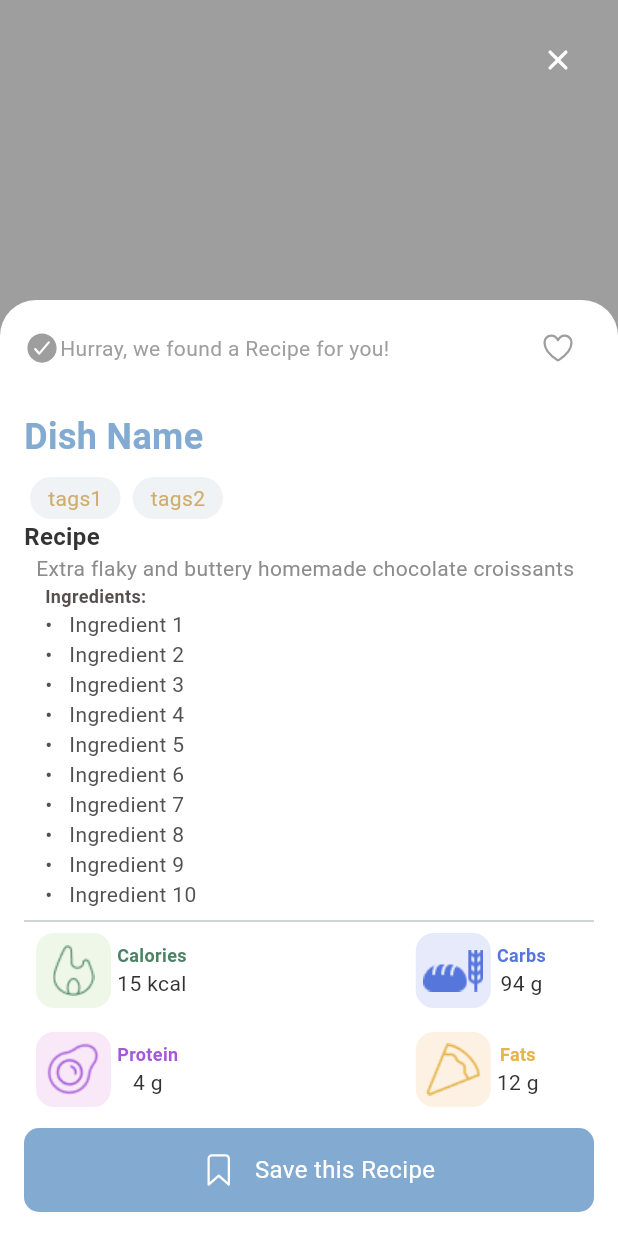
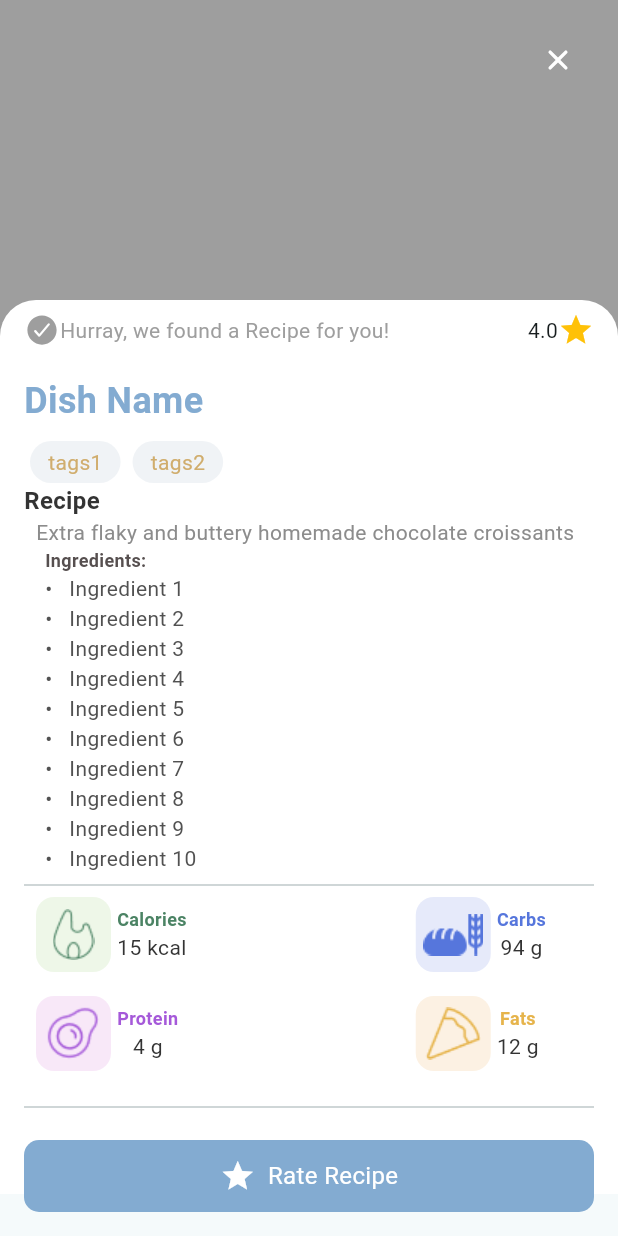
Before and after one commit to Crcs1225/Meal.io, a Flutter app: the screen it shows after launch, after a tap on "Italian", on a phone screen of 412 x 824 dp. Run offline on Flutter 3.47's test engine with Material 3 defaults, Android fonts, the phone set to English and light mode, and no system bars; our stand-ins replace camera, cloud_firestore, csv, firebase_core, flutter_rating_bar, image_picker and 2 more; accounts and stored records are empty.

Commit message:
fix some error and add screens

```diff
--- a/lib/main.dart
+++ b/lib/main.dart
@@ -1,12 +1,14 @@
 import 'package:flutter/material.dart';
 import 'package:meal_planner/other%20screens/results.dart';
-
 import 'nav screens/home.dart';
 import 'nav screens/nav.dart';
 import 'nav screens/profile.dart';
 import 'nav screens/scan.dart';
+import 'package:firebase_core/firebase_core.dart';
 
-void main() {
+Future<void> main() async {
+  WidgetsFlutterBinding.ensureInitialized();
+  await Firebase.initializeApp();
   runApp(const MyApp());
 }
 
--- a/lib/other screens/dish.dart
+++ b/lib/other screens/dish.dart
@@ -1,4 +1,5 @@
 import 'package:flutter/material.dart';
+import 'package:flutter_rating_bar/flutter_rating_bar.dart';
 import 'package:ionicons/ionicons.dart';
 
 class DishScreen extends StatefulWidget {
@@ -10,8 +11,7 @@ class DishScreen extends StatefulWidget {
 
 class _DishState extends State<DishScreen> {
   String dishName = 'Dish Name';
-  bool isHeartColored = false;
-  bool isDishSaved = false;
+  double ratings= 4.0;
   List<String> tags = ['tags1', 'tags2'];
   final List<String> items = [
     'Ingredient 1',
@@ -26,23 +26,14 @@ class _DishState extends State<DishScreen> {
     'Ingredient 10',
   ];
 
-  void _toggleHeartColor() {
-    setState(() {
-      isHeartColored = !isHeartColored;
-    });
-  }
 
-  void _toggleSavedColor() {
-    setState(() {
-      isDishSaved = !isDishSaved;
-    });
-  }
 
   @override
   Widget build(BuildContext context) {
     return Scaffold(
 
-      body: Container(
+      body: SingleChildScrollView(
+        child: Container(
           decoration: const BoxDecoration(
               color: Colors.white,
 
@@ -105,16 +96,17 @@ class _DishState extends State<DishScreen> {
                             ),
                           ],
                         ),
-                      IconButton(
-                          onPressed: _toggleHeartColor,
-                          icon: Icon(
-                            isHeartColored
-                                ? Ionicons.heart
-                                : Ionicons.heart_outline,
-                            color: isHeartColored
-                                ? const Color(0xFFD0AD6D)
-                                : Colors.grey,
-                          ))
+                        Row(
+                          children: [
+                            Text('$ratings'),
+                            const Icon(
+                              Icons.star,
+                              color: Colors.amber,
+                            ),
+
+                          ],
+                        )
+
                       ],
                     ),
                   ),
@@ -386,32 +378,63 @@ class _DishState extends State<DishScreen> {
                   ],
                 ),
         ),
+      ),
       floatingActionButtonLocation: FloatingActionButtonLocation.centerFloat,
       floatingActionButton: Padding(
         padding: const EdgeInsets.fromLTRB(16.0, 0.0, 16.0, 0.0),
         child: GestureDetector(
-          onTap: _toggleSavedColor,
+          onTap: () {
+            showDialog(
+              context: context,
+              builder: (BuildContext context) {
+                return AlertDialog(
+                  title: const Text("Rate Recipe"),
+                  content: RatingBar.builder(
+                    initialRating: ratings,
+                    minRating: 1,
+                    direction: Axis.horizontal,
+                    allowHalfRating: true,
+                    itemCount: 5,
+                    itemPadding: const EdgeInsets.symmetric(horizontal: 4.0),
+                    itemBuilder: (context, _) => const Icon(
+                      Ionicons.star,
+                      color: Colors.amber,
+                    ),
+                    onRatingUpdate: (rating) {
+                      setState(() {
+                        ratings = rating;
+                      });
+
+                    },
+                  ),
+                  actions: [
+                    TextButton(
+                      onPressed: () {
+                        Navigator.of(context).pop();
+                      },
+                      child: const Text("Close"),
+                    ),
+                  ],
+                );
+              },
+            );
+          },
           child: Container(
-            padding: const EdgeInsets.symmetric(horizontal: 16.0, vertical: 4),
+            padding: const EdgeInsets.symmetric(horizontal: 16.0, vertical: 12),
             width: double.infinity,
             decoration: BoxDecoration(
               color: const Color(0xFF83ABD1),
               borderRadius: BorderRadius.circular(10.0),
             ),
-            child: Row(
+            child: const Row(
               mainAxisSize: MainAxisSize.min,
               mainAxisAlignment: MainAxisAlignment.center,
               crossAxisAlignment: CrossAxisAlignment.center,
               children: [
-                IconButton(
-                  onPressed: _toggleSavedColor,
-                  icon: Icon(
-                    isDishSaved ? Ionicons.bookmark : Ionicons.bookmark_outline,
-                    color: Colors.white,
-                  ),
-                ),
-                const Text(
-                  'Save this Recipe',
+                Icon(Icons.star, color: Colors.white,),
+                SizedBox(width: 8.0),
+                Text(
+                  'Rate Recipe',
                   style: TextStyle(
                     fontSize: 16,
                     color: Colors.white,
--- a/pubspec.yaml
+++ b/pubspec.yaml
@@ -34,6 +34,11 @@ dependencies:
   camera: ^0.11.0+1
   permission_handler: ^11.3.1
   image_picker: ^1.1.1
+  flutter_rating_bar: ^4.0.1
+  csv: ^6.0.0
+  path_provider: ^2.1.3
+  cloud_firestore: ^5.1.0
+
 
   # The following adds the Cupertino Icons font to your application.
   # Use with the CupertinoIcons class for iOS style icons.
```
Also changed, not shown: lib/read_csv.dart (added, +77 -0 lines), lib/login/signup/forgot.dart (added), lib/login/signup/login.dart (added), lib/login/signup/signup.dart (added), lib/splash.dart (added), lib/utility/logincheck.dart (added), pubspec.lock, 1 other file. Lines whose indentation alone changed are shown as unchanged.
